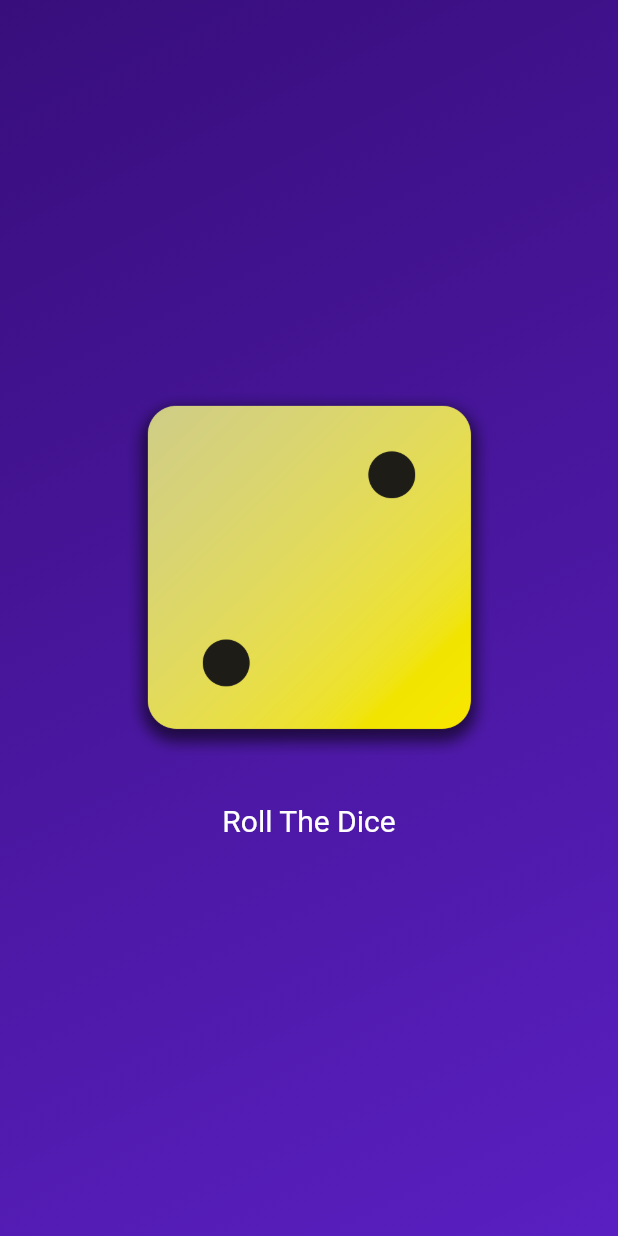
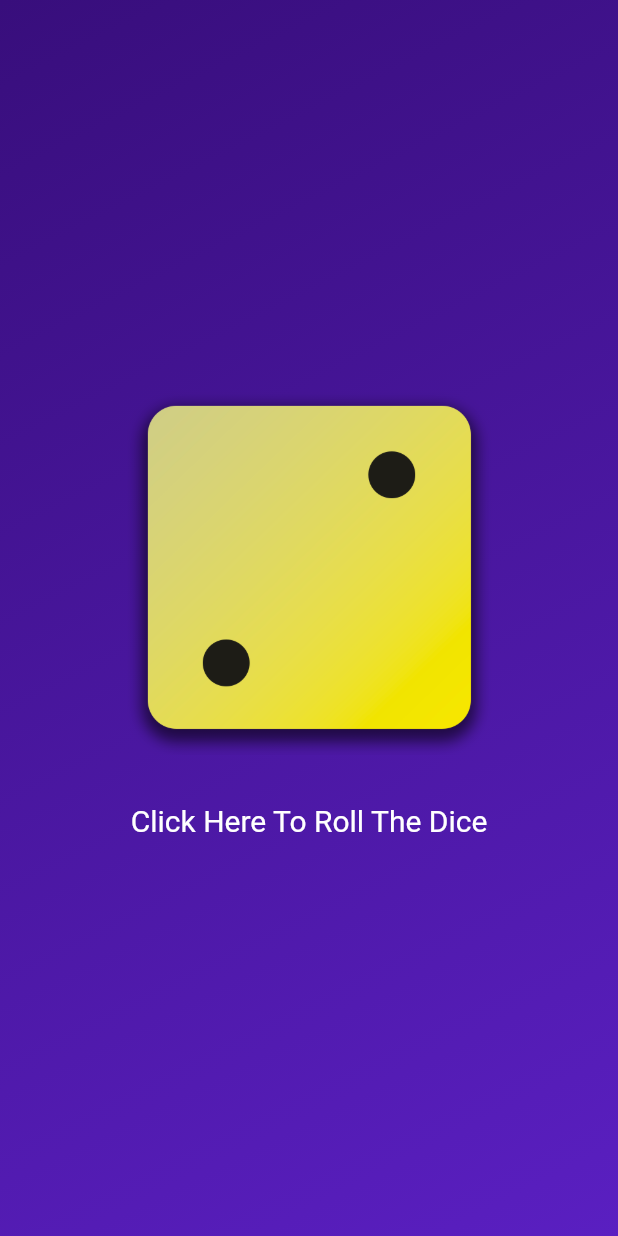
Before and after one commit to jigyaa/DiceApp, a Flutter app: the screen it shows after launch, on a phone screen of 412 x 824 dp. Run offline on Flutter 3.47's test engine with Material 3 defaults, Android fonts, the phone set to English and light mode, and no system bars.

Commit message:
Final edits made

```diff
--- a/lib/dice_roller.dart
+++ b/lib/dice_roller.dart
@@ -38,7 +38,7 @@ class _DiceRollerState extends State<DiceRoller> {
                   fontSize : 20,
                   ),
                 ),
-              child: const Text('Roll The Dice'))
+              child: const Text('Click Here To Roll The Dice'))
             ],
 
           );
```
